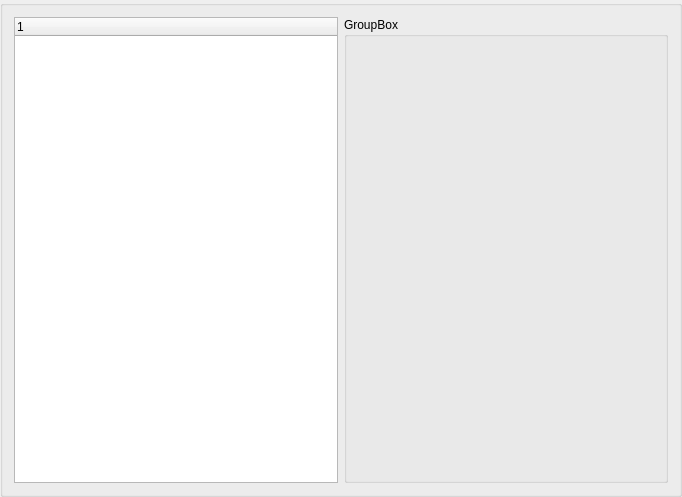
Before: the Qt Designer form src/widgets/Patcher/patcher.ui in DowJhob/Evo-live-map, drawn with Qt 5.
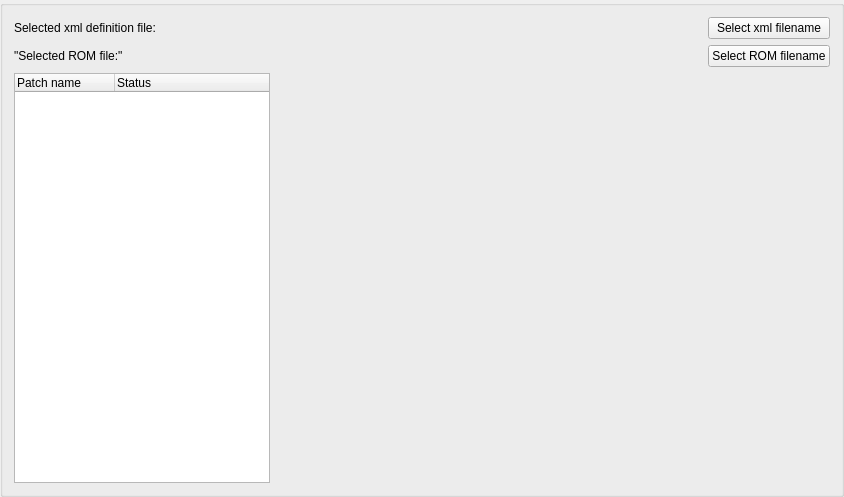
After: the same form once the commit is applied.

```diff
--- a/src/widgets/Patcher/patcher.ui
+++ b/src/widgets/Patcher/patcher.ui
@@ -6,34 +6,89 @@
    <rect>
     <x>0</x>
     <y>0</y>
-    <width>682</width>
+    <width>844</width>
     <height>497</height>
    </rect>
   </property>
+  <property name="sizePolicy">
+   <sizepolicy hsizetype="Preferred" vsizetype="Preferred">
+    <horstretch>0</horstretch>
+    <verstretch>0</verstretch>
+   </sizepolicy>
+  </property>
   <property name="windowTitle">
    <string>GroupBox</string>
   </property>
-  <layout class="QHBoxLayout" name="horizontalLayout">
-   <item>
+  <layout class="QGridLayout" name="gridLayout_2" rowstretch="0,0,0">
+   <property name="horizontalSpacing">
+    <number>7</number>
+   </property>
+   <item row="0" column="0" colspan="1">
+    <widget class="QLabel" name="label">
+     <property name="text">
+      <string>Selected xml definition file:</string>
+     </property>
+    </widget>
+   </item>
+   <item row="0" column="1" colspan="6">
+    <widget class="QLabel" name="label_2">
+     <property name="text">
+      <string></string>
+     </property>
+    </widget>
+   </item>
+   <item row="0" column="7" colspan="1">
+    <widget class="QPushButton" name="pushButton_2">
+     <property name="text">
+      <string>Select xml filename</string>
+     </property>
+    </widget>
+   </item>
+   <item row="1" column="0" colspan="1">
+    <widget class="QLabel" name="label_3">
+     <property name="text">
+      <string>"Selected ROM file:"</string>
+     </property>
+    </widget>
+   </item>
+   <item row="1" column="1" colspan="6">
+    <widget class="QLabel" name="label_4">
+     <property name="text">
+      <string></string>
+     </property>
+    </widget>
+   </item>
+   <item row="1" column="7" colspan="1">
+    <widget class="QPushButton" name="pushButton">
+     <property name="sizePolicy">
+      <sizepolicy hsizetype="Minimum" vsizetype="Fixed">
+       <horstretch>0</horstretch>
+       <verstretch>0</verstretch>
+      </sizepolicy>
+     </property>
+     <property name="text">
+      <string>Select ROM filename</string>
+     </property>
+    </widget>
+   </item>
+   <item row="2" column="0">
     <widget class="QTreeWidget" name="treeWidget">
-     <column>
-      <property name="text">
-       <string/>
-      </property>
-     </column>
-    </widget>
-   </item>
-   <item>
-    <widget class="QGroupBox" name="groupBox">
      <property name="sizePolicy">
-      <sizepolicy hsizetype="Expanding" vsizetype="Expanding">
+      <sizepolicy hsizetype="Minimum" vsizetype="Expanding">
        <horstretch>0</horstretch>
        <verstretch>0</verstretch>
       </sizepolicy>
      </property>
-     <property name="title">
-      <string>GroupBox</string>
-     </property>
+     <column>
+      <property name="text">
+       <string>Patch name</string>
+      </property>
+     </column>
+     <column>
+      <property name="text">
+       <string>Status</string>
+      </property>
+     </column>
     </widget>
    </item>
   </layout>
```
Left out of the diff: 32 changed lines with no effect on the pictures.
